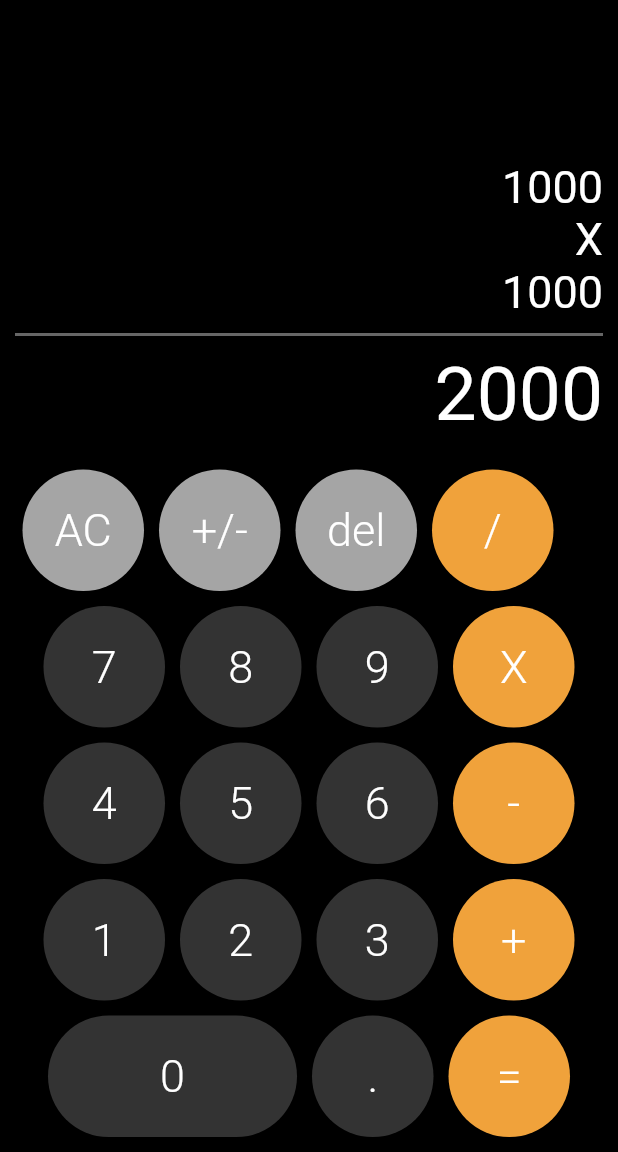
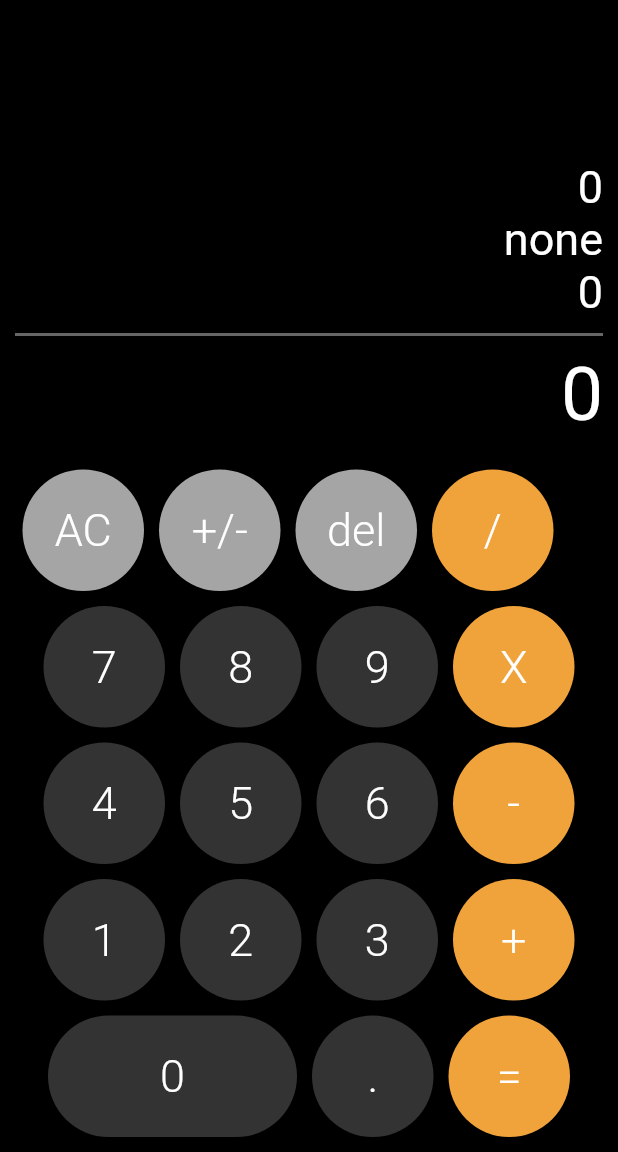
Before and after one commit to efernandez21/calculadora-flutter, a Flutter app: the screen it shows after launch, after a tap on "AC", on a phone screen of 412 x 824 dp, the part 84-1236 px from its top. Run offline on Flutter 3.47's test engine with Material 2 defaults, Android fonts, the phone set to English and light mode, and no system bars; our stand-ins replace bloc, flutter_bloc.

Commit message:
Implementacion Inicial del bloc

```diff
--- a/lib/main.dart
+++ b/lib/main.dart
@@ -1,8 +1,23 @@
+import 'package:calculadora/src/bloc/calculator/calculator_bloc.dart';
 import 'package:calculadora/src/screens/calculadora_page.dart';
 import 'package:flutter/material.dart';
+import 'package:flutter_bloc/flutter_bloc.dart';
 
-void main() => runApp(MyApp());
-
+void main() => runApp(AppState());
+// Widget para separar MyApp de cualquier lista de blocks en busqueda de codigo mas limpio
+ class AppState extends StatelessWidget {
+   @override
+   Widget build(BuildContext context) {
+     return MultiBlocProvider(
+       child: MyApp(),
+       providers: [
+        //  Blocs a usar en la parte mas alta de mi aplicacion
+         BlocProvider<CalculatorBloc>(create: (_) => new CalculatorBloc())
+       ],
+     );
+   }
+ }
+//  Widget de construccion de mi app
 class MyApp extends StatelessWidget {
   @override
   Widget build(BuildContext context) {
--- /dev/null
+++ b/lib/src/bloc/calculator/calculator_bloc.dart
@@ -0,0 +1,36 @@
+import 'dart:async';
+
+import 'package:bloc/bloc.dart';
+import 'package:meta/meta.dart';
+
+part 'calculator_event.dart';
+part 'calculator_state.dart';
+
+class CalculatorBloc extends Bloc<CalculatorEvent, CalculatorState> {
+  // Con valores opcionales ya tenemos el estado
+  CalculatorBloc() : super(CalculatorState());
+
+  // Metodo que envia el stream o mapea el evento a un estado
+  @override
+  Stream<CalculatorState> mapEventToState(CalculatorEvent event) async* {
+    // Cambio de estado dependiento del evento ejecutado
+    if (event is ResetAC) {
+      // Ejecucion del evento con el estado inicial
+      yield CalculatorState(
+        firstNumber: '0',
+        mathResult: '0',
+        operation: 'none',
+        secondNumber: '0'
+      );
+    } else if ( event is AddNumber ) {
+      yield CalculatorState(
+        firstNumber: '0',
+        operation: 'none',
+        secondNumber: '0',
+        mathResult: (state.mathResult == '0')
+                      ? event.number
+                      : state.mathResult + event.number,
+      );
+    }
+  }
+}
--- /dev/null
+++ b/lib/src/bloc/calculator/calculator_event.dart
@@ -0,0 +1,15 @@
+part of 'calculator_bloc.dart';
+
+@immutable
+abstract class CalculatorEvent {}
+
+// Eventos que mi bloc esperara
+// Metodo al agregar numero, necesito escribir el numero que usaremos en el estado
+class AddNumber extends CalculatorEvent {
+  final String number;
+  // Constructor de la clase
+  AddNumber(this.number);
+}
+
+// Metodo para borrar todo,
+class ResetAC extends CalculatorEvent {}
--- /dev/null
+++ b/lib/src/bloc/calculator/calculator_state.dart
@@ -0,0 +1,18 @@
+part of 'calculator_bloc.dart';
+
+// Se almacena la informacion que no se quiere cambiar, tendremos en este caso diferentes estados
+
+class CalculatorState {
+  // Propiedades final que no van a cambiar
+  final String mathResult;
+  final String firstNumber;
+  final String secondNumber;
+  final String operation;
+  // Constructor con las propiedades de la calculadora, si fuera null safety se tiene que indicar si las propiedades son obligatorias o opcionales
+  CalculatorState({
+    this.mathResult = '0',
+    this.firstNumber = '0',
+    this.secondNumber = '0',
+    this.operation = '+'
+  });
+}
--- a/lib/src/screens/calculadora_page.dart
+++ b/lib/src/screens/calculadora_page.dart
@@ -1,14 +1,23 @@
+import 'package:flutter/material.dart';
+import 'package:flutter_bloc/flutter_bloc.dart';
+
+import 'package:calculadora/src/bloc/calculator/calculator_bloc.dart';
+
+import 'package:calculadora/src/widgets/results_labels.dart';
 import 'package:calculadora/src/widgets/boton_calculadora.dart';
-import 'package:calculadora/src/widgets/resultado_principal.dart';
-import 'package:calculadora/src/widgets/resultado_secundario.dart';
-import 'package:calculadora/src/widgets/separador_calculadora.dart';
-import 'package:flutter/material.dart';
+
+
+
 
 /// Pantalla principal de la calculadora
 class CalculadoraPage extends StatelessWidget {
 
   @override
   Widget build(BuildContext context) {
+    // Instancia del bloc para comunicar cambios en la app
+    // ignore: close_sinks
+    final calculatorBloc = BlocProvider.of<CalculatorBloc>(context);
+
     return Scaffold(
       appBar: AppBar(
         title: Text('Calculadora Page'),
@@ -22,12 +31,8 @@ class CalculadoraPage extends StatelessWidget {
               Expanded(
                 child: Container()
               ),
-              // Montaje en pantalla de los valores de la calculadora
-              ResultadoSecundario(text: '1000',),
-              ResultadoSecundario(text: 'X',),
-              ResultadoSecundario(text: '1000',),
-              SeparadorCalculadora(),
-              ResultadoPrincipal(text: '2000'),
+              // Montaje en pantalla de los valores de la calculadora, valores que se redibujan en un cambio de state
+              ResultsLabels(),
               // Montaje de la primera fila de la calculadora
               Row(
                 // mainAxisAlignment: MainAxisAlignment.center,
@@ -36,7 +41,7 @@ class CalculadoraPage extends StatelessWidget {
                   BotonCalculadora(
                     text: 'AC',
                     bgColor: Color(0xffA5A5A5),
-                    onPressed: ()=> print('AC')
+                    onPressed: ()=> calculatorBloc.add(ResetAC())
                   ),
                   BotonCalculadora(
                     text: '+/-',
@@ -61,15 +66,15 @@ class CalculadoraPage extends StatelessWidget {
                 children: [
                   BotonCalculadora(
                     text: '7',
-                    onPressed: () => print('7'),
+                    onPressed: () => calculatorBloc.add(AddNumber('7')),
                   ),
                   BotonCalculadora(
                     text: '8',
-                    onPressed: () => print('8'),
+                    onPressed: () => calculatorBloc.add(AddNumber('8')),
                   ),
                   BotonCalculadora(
                     text: '9',
-                    onPressed: () => print('9'),
+                    onPressed: () => calculatorBloc.add(AddNumber('9')),
                   ),
                   BotonCalculadora(
                     text: 'X',
--- /dev/null
+++ b/lib/src/widgets/results_labels.dart
@@ -0,0 +1,36 @@
+import 'package:flutter/material.dart';
+
+import 'package:flutter_bloc/flutter_bloc.dart';
+
+import 'package:calculadora/src/bloc/calculator/calculator_bloc.dart';
+
+import 'package:calculadora/src/widgets/resultado_principal.dart';
+import 'package:calculadora/src/widgets/resultado_secundario.dart';
+import 'package:calculadora/src/widgets/separador_calculadora.dart';
+
+// Widget que separa la logica de construccion de lo ejecutado con el bloc
+class ResultsLabels extends StatelessWidget {
+  @override
+  Widget build(BuildContext context) {
+    // El blocBuilder estara pendiente de mi state a redibujar valores
+    return BlocBuilder<CalculatorBloc, CalculatorState>(
+      builder: (context, state) {
+        return Column(
+          children: [
+            ResultadoSecundario(
+              text: state.firstNumber,
+            ),
+            ResultadoSecundario(
+              text: state.operation,
+            ),
+            ResultadoSecundario(
+              text: state.secondNumber,
+            ),
+            SeparadorCalculadora(),
+            ResultadoPrincipal(text: state.mathResult),
+          ],
+        );
+      },
+    );
+  }
+}
```
